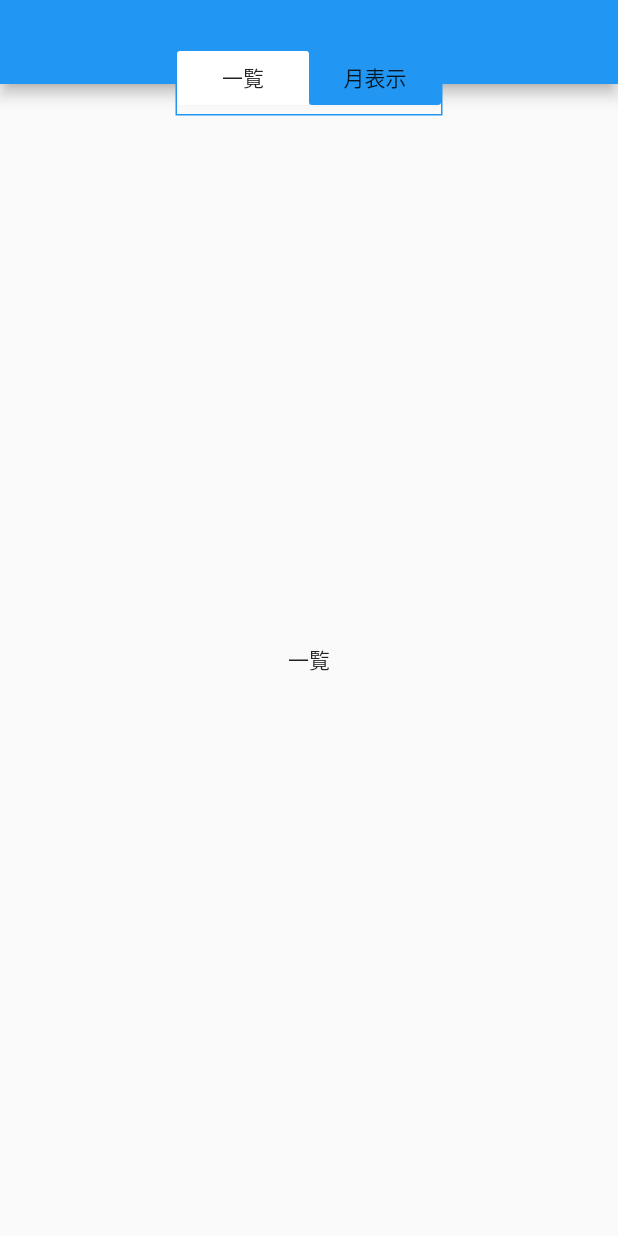
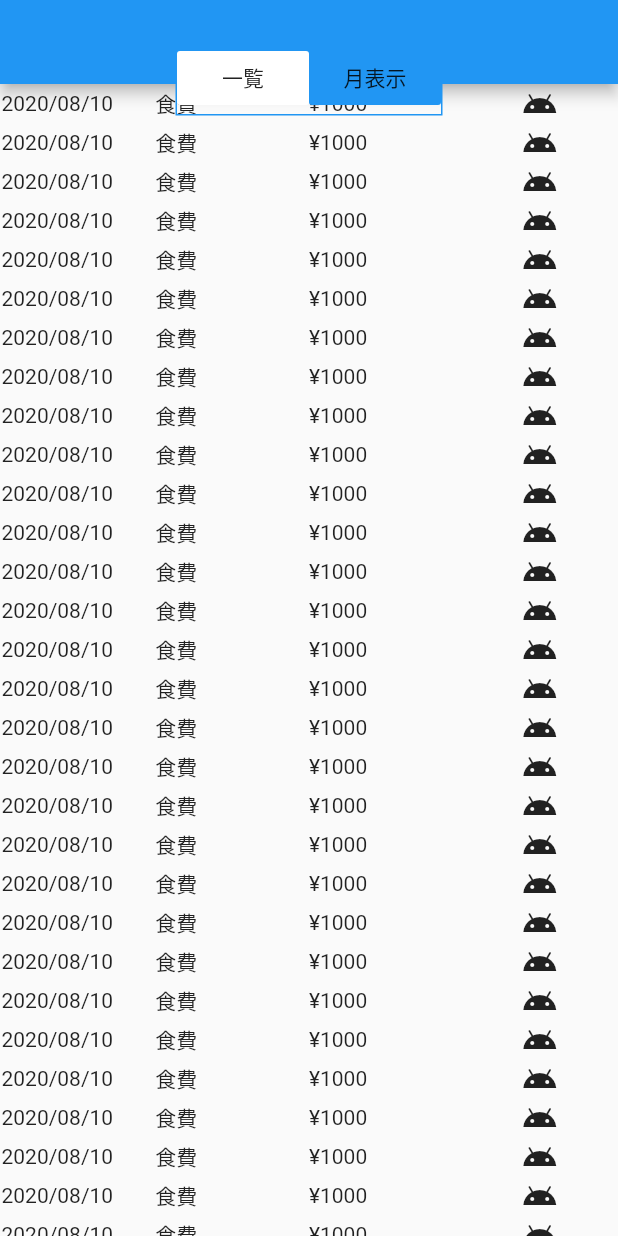
Before and after one commit to probsc/money-book, a Flutter app: the screen it shows after launch, on a phone screen of 412 x 824 dp. Run offline on Flutter 3.47's test engine with Material 2 defaults, Android fonts, the phone set to English and light mode, and no system bars.

```diff
--- /dev/null
+++ b/lib/item_row.dart
@@ -0,0 +1,38 @@
+import 'package:flutter/material.dart';
+
+class ItemRow extends StatefulWidget {
+  @override
+  ItemRowState createState() => ItemRowState();
+}
+
+class ItemRowState extends State<ItemRow> {
+ @override
+  Widget build(BuildContext context) {
+    return Container(
+      child: Material(
+        color: Colors.transparent,
+        child: Row(
+          mainAxisAlignment: MainAxisAlignment.start,
+          children: <Widget>[
+            Expanded(
+              flex: 1,
+              child: Text('2020/08/10')
+            ),
+            Expanded(
+              flex: 1,
+              child: Text('食費')
+            ),
+            Expanded(
+              flex: 1,
+              child: Text('¥1000')
+            ),
+            Expanded(
+              flex: 1,
+              child: Icon(Icons.android)
+            ),
+          ]
+        )
+      )
+    );
+  }
+}
--- a/lib/main.dart
+++ b/lib/main.dart
@@ -1,4 +1,6 @@
 import 'package:flutter/material.dart';
+
+import 'package:money_book/item_row.dart';
 
 void main() {
   runApp(MyApp());
@@ -105,9 +107,18 @@ class _MyHomePageState extends State<MyHomePage> with  SingleTickerProviderState
         // タブ以外で画面をスクロールさせないように設定
         physics: const NeverScrollableScrollPhysics(),
         children: tabs.map((tab) {
-          return Center(
-            child: Text('${tab.text}'),
-          );
+          if (tab.text.contains(tabs[0].text)) {
+            return ListView.builder(
+            itemBuilder: (BuildContext context, int index) {
+              return Padding(
+                padding: EdgeInsets.all(1.0),
+                child: ItemRow(),
+              );
+            });
+          } else {
+            // TODO: 月表示
+            return Text('月表示');
+          }
         }).toList(),
       )
     );
```
